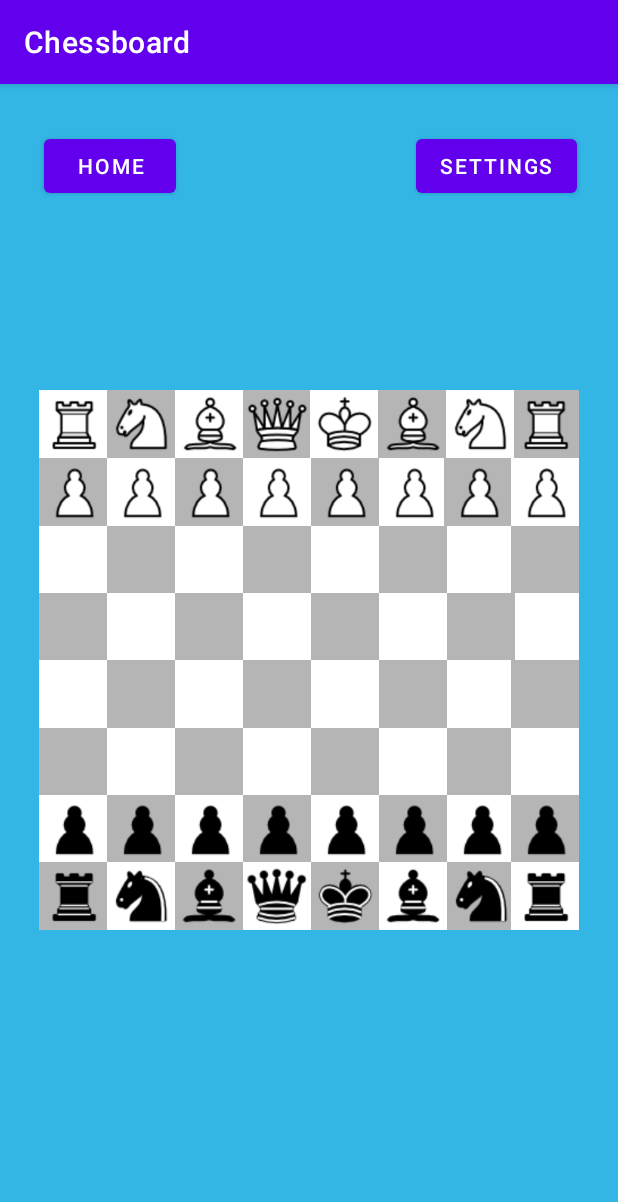
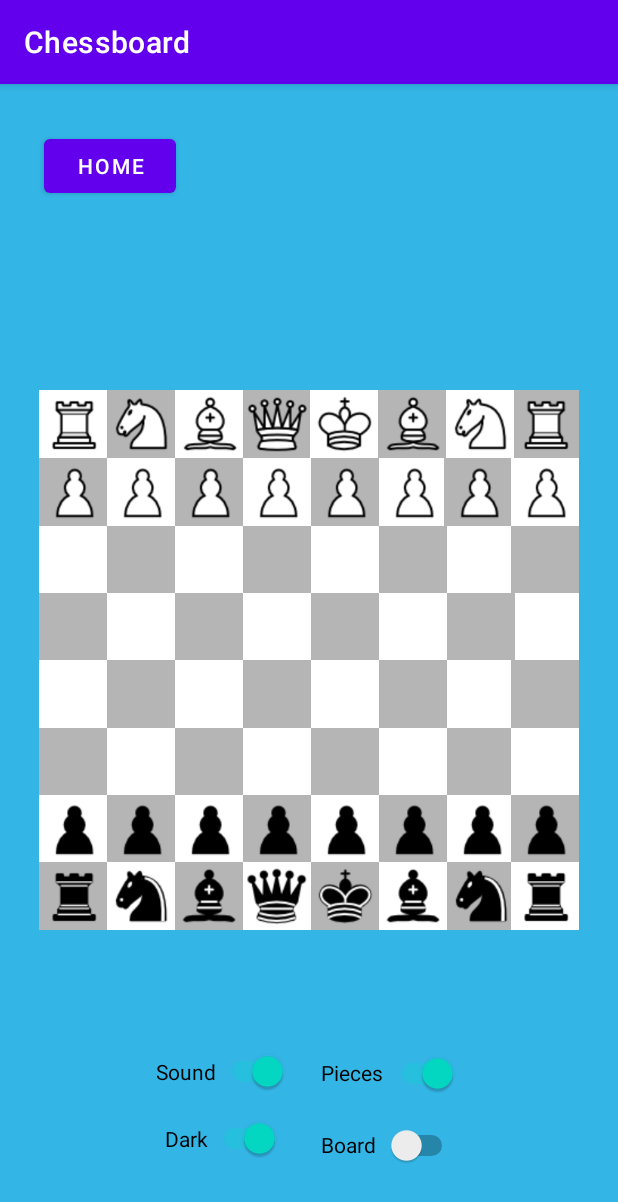
Before and after one commit to rogerfinnerty/Android-Chess-App, an Android app: the Chessboard screen opened directly, with no data from a screen before it, on a phone screen of 412 x 824 dp. Shown: the top 1202 px of the screen. Run offline under Robolectric (Android 15) with nearby library versions, the phone set to English and light mode, and no system bars.

Commit message:
fix aesthetics

```diff
--- a/app/src/main/java/com/example/group12project/ChessComponents/King.java
+++ b/app/src/main/java/com/example/group12project/ChessComponents/King.java
@@ -49,6 +49,8 @@ public class King extends Piece {
             return false;
         }
 
+        //pretend like king is not there, check if in checkmate?
+
         return !this.kingInCheck(board, end);
     }
 
@@ -84,21 +86,6 @@ public class King extends Piece {
         for(int i = 0; i < 8; i++){
             for(int j = 0; j < 8; j++){
                 if(chessboard[i][j] != null && (!Objects.equals(chessboard[i][j].get_player(), this.get_player())) && !Objects.equals(chessboard[i][j].get_type(), "K")) { // check if piece is null, then check if its color is same as king
-                    /*
-                    List<Coordinates> possibleMoves = chessboard[i][j].allPossibleMoves(chessboard, new Coordinates(i, j), king_square);
-                    //check moves for overlap with king square, if so, return true;
-                    for (Coordinates c : possibleMoves) {
-                        System.out.print("Possible move from piece: ");
-                        chessboard[i][j].print_piece();
-                        c.display_coord();
-                        if (c.equals(king_square)) {
-                            System.out.print("FOUND: ");
-                            c.display_coord();
-                            return true;
-                        }
-                    }
-
-                     */
                     if(chessboard[i][j].can_move(chessboard, new Coordinates(i, j), king_square)){
                         return true;
                     }
--- a/app/src/main/java/com/example/group12project/Chessboard.java
+++ b/app/src/main/java/com/example/group12project/Chessboard.java
@@ -1,19 +1,24 @@
 package com.example.group12project;
 
+import android.annotation.SuppressLint;
 import android.content.DialogInterface;
 import android.content.Intent;
 import android.content.SharedPreferences;
 import android.graphics.Color;
+import android.media.MediaPlayer;
 import android.os.Bundle;
 import android.os.Handler;
 import android.os.SystemClock;
+import android.text.Layout;
 import android.util.Log;
 import android.view.View;
 import android.widget.Button;
+import android.widget.Switch;
 import android.widget.TextView;
 
 import androidx.appcompat.app.AlertDialog;
 import androidx.appcompat.app.AppCompatActivity;
+import androidx.constraintlayout.widget.ConstraintLayout;
 
 import com.example.group12project.ChessComponents.AggroChessBot;
 import com.example.group12project.ChessComponents.Bishop;
@@ -27,6 +32,8 @@ import com.example.group12project.ChessComponents.Queen;
 import com.example.group12project.ChessComponents.RandomChessBot;
 import com.example.group12project.ChessComponents.Rook;
 
+import java.io.IOException;
+import java.util.ArrayList;
 import java.util.List;
 import java.util.Objects;
 
@@ -40,6 +47,8 @@ public class Chessboard extends AppCompatActivity implements View.OnClickListene
 
     boolean gameover = false;
     Coordinates whiteKingCoord;
+    boolean whiteThreatMap[][];
+    boolean blackThreatMap[][];
     Coordinates blackKingCoord;
     String WhiteName;
     String BlackName;
@@ -48,6 +57,12 @@ public class Chessboard extends AppCompatActivity implements View.OnClickListene
     boolean random = true;
 
     ChessBot bot;
+    MediaPlayer mp;
+    boolean sound;
+    boolean mode;
+
+    boolean piece_theme;
+    boolean board_theme;
 
     @Override
     protected void onCreate(Bundle savedInstanceState) {
@@ -56,6 +71,16 @@ public class Chessboard extends AppCompatActivity implements View.OnClickListene
 
         start_board(); // create blank board, add pieces in their starting positions
         set_tiles();   // fill out background_tiles to use for highlighting
+        blackThreatMap = getThreatMap("B");
+        whiteThreatMap = getThreatMap("W");
+
+        // sound effect
+        mp = MediaPlayer.create(getApplicationContext(), R.raw.move);
+        mp.setVolume(1F, 1F);
+        sound = true;
+        mode = true;
+        piece_theme = true;
+        board_theme = true;
 
         // need to set WhiteName and BlackName before game starts
         Bundle extras = getIntent().getExtras();
@@ -98,14 +123,44 @@ public class Chessboard extends AppCompatActivity implements View.OnClickListene
             player_move(move.get(1), move.get(0));
         }
 
+        ConstraintLayout back = (ConstraintLayout) findViewById(R.id.layout_chess);
+
         Button homebtn = (Button) findViewById(R.id.home_btn);
         homebtn.setOnClickListener(v -> {
             Intent home = new Intent(this, MainActivity.class);
             startActivity(home);
         });
 
-        Button settingbtn = (Button) findViewById(R.id.settings_btn);
-        settingbtn.setOnClickListener(v -> {
+        @SuppressLint("UseSwitchCompatOrMaterialCode") Switch sound_btn = (Switch) findViewById(R.id.sound_btn);
+        sound_btn.setChecked(true); // intially on
+        sound_btn.setOnClickListener(v -> {
+            sound = sound_btn.isChecked();
+        });
+
+        @SuppressLint("UseSwitchCompatOrMaterialCode") Switch mode_btn = (Switch) findViewById(R.id.mode_btn);
+        mode_btn.setChecked(true);
+        mode_btn.setOnClickListener(v -> {
+            mode = !mode;
+            if(mode){   // initially on light blue
+                back.setBackgroundColor(0xFF33B5E5);
+                sound_btn.setTextColor(Color.DKGRAY);
+                mode_btn.setTextColor(Color.DKGRAY);
+                nv1.setTextColor(Color.DKGRAY);
+                nv2.setTextColor(Color.DKGRAY);
+            }
+            else{       // change to navy blue
+                back.setBackgroundColor(0xFF00008B);
+                sound_btn.setTextColor(Color.WHITE);
+                mode_btn.setTextColor(Color.WHITE);
+                nv1.setTextColor(Color.WHITE);
+                nv2.setTextColor(Color.WHITE);
+            }
+        });
+
+        Switch piece_btn = (Switch) findViewById(R.id.piece_btn);
+        piece_btn.setChecked(true);
+        piece_btn.setOnClickListener(v -> {
+            piece_theme = !piece_theme;
         });
     }
 
@@ -409,6 +464,9 @@ public class Chessboard extends AppCompatActivity implements View.OnClickListene
         final Runnable r = new Runnable() {
             public void run() {
                 update_piece(null, lag[0]);
+                if(sound){
+                    mp.start();
+                }
                 if(curr[0] == COUNT){
                     update_piece(finalP, end);
 
@@ -732,36 +790,32 @@ public class Chessboard extends AppCompatActivity implements View.OnClickListene
             return true;
         }
 
+
         King kingPiece = (King) chessboard[king.X()][king.Y()];
+        if(kingPiece == null){
+            throw new IllegalArgumentException();
+        }
+        // find threatmap
+        boolean[][] threat = (Objects.equals(kingPiece.get_player(), "W")) ? getThreatMap("B") : getThreatMap("W");
         Coordinates checker = kingPiece.checkByWho(chessboard, king);
         if(checker == null){ // check if King is in check
-            return false;
+            return false;   // not in check
         }
 
-        // check if king can move, and if so, will moves by stopped by checker
-        Piece[][] copyC = new Piece[8][8];
-        for(int i = 0; i< chessboard.length; i++){
-            System.arraycopy(chessboard[i], 0, copyC[i], 0, chessboard[i].length);
-        }
-        copyC[king.X()][king.Y()] = null;
-        List<Coordinates> checkerMoves = chessboard[checker.X()][checker.Y()].allPossibleMoves(copyC, checker);
-        int all_diff = 0;
+        //can king move? can king move to a spot not in check?
         List<Coordinates> kingMoves = kingPiece.allPossibleMoves(chessboard, king);
+        List<Coordinates> kingMoves_pos = new ArrayList<>();
         if(!kingMoves.isEmpty()){
             for(Coordinates c : kingMoves){
-                for(Coordinates d : checkerMoves){
-                    d.display_coord();
-                    if(c.equals(d)){
-                        all_diff++;
-                    }
+                if(!threat[c.X()][c.Y()]){
+                    return true;
                 }
-            }
-            if(all_diff != kingMoves.size()){
-                return false;
             }
         }
 
+
         // check for possible obstructions to counter check
+
         List<Coordinates> between = Coordinates.places_between(king, checker);   // find possible obstruction spots
         for(int i = 0; i < 8; i++){
             for(int j = 0; j < 8; j++){
@@ -798,9 +852,6 @@ public class Chessboard extends AppCompatActivity implements View.OnClickListene
             pref.getInt(winner, curr);
             curr++;
             editor.putInt(winner, curr);
-        }
-        else{
-
         }
 
         // Send the winner and losers to the leaderboard
@@ -1040,4 +1091,19 @@ public class Chessboard extends AppCompatActivity implements View.OnClickListene
     */
 
 
+    public boolean[][] getThreatMap(String p){
+        boolean[][] map = new boolean[8][8];
+        for(int i = 0; i < 8; i++){
+            for(int j = 0; j < 8; j++){
+                if(chessboard[i][j] != null && Objects.equals(chessboard[i][j].get_player(), p)){
+                    for(Coordinates c : chessboard[i][j].allPossibleMoves(chessboard, new Coordinates(i,j))){
+                        map[c.X()][c.Y()] = true;
+                    }
+                }
+            }
+        }
+
+        return map;
+    }
+
 }
--- a/app/src/main/res/layout/activity_chessboard.xml
+++ b/app/src/main/res/layout/activity_chessboard.xml
@@ -2,6 +2,7 @@
 <androidx.constraintlayout.widget.ConstraintLayout xmlns:android="http://schemas.android.com/apk/res/android"
     xmlns:app="http://schemas.android.com/apk/res-auto"
     xmlns:tools="http://schemas.android.com/tools"
+    android:id="@+id/layout_chess"
     android:layout_width="match_parent"
     android:layout_height="match_parent"
     android:background="@android:color/holo_blue_light"
@@ -46,8 +47,7 @@
             app:layout_constraintHorizontal_bias="0.0"
             app:layout_constraintStart_toEndOf="@+id/r24"
             app:layout_constraintTop_toBottomOf="@+id/r13"
-            app:layout_constraintVertical_bias="0.0"
-            />
+            app:layout_constraintVertical_bias="0.0" />
 
         <TextView
             android:id="@+id/i25"
@@ -60,8 +60,7 @@
             app:layout_constraintHorizontal_bias="0.0"
             app:layout_constraintStart_toEndOf="@+id/r24"
             app:layout_constraintTop_toBottomOf="@+id/r13"
-            app:layout_constraintVertical_bias="0.0"
-            />
+            app:layout_constraintVertical_bias="0.0" />
 
         <TextView
             android:id="@+id/r35"
@@ -1777,19 +1776,6 @@
         app:layout_constraintBottom_toTopOf="@+id/constraintLayout"
         app:layout_constraintEnd_toEndOf="parent"
         app:layout_constraintHorizontal_bias="0.091"
-        app:layout_constraintStart_toStartOf="parent"
-        app:layout_constraintTop_toTopOf="parent"
-        app:layout_constraintVertical_bias="0.195" />
-
-    <Button
-        android:id="@+id/settings_btn"
-        android:layout_width="wrap_content"
-        android:layout_height="wrap_content"
-        android:onClick="onClick"
-        android:text="SETTINGS"
-        app:layout_constraintBottom_toTopOf="@+id/constraintLayout"
-        app:layout_constraintEnd_toEndOf="parent"
-        app:layout_constraintHorizontal_bias="0.91"
         app:layout_constraintStart_toStartOf="parent"
         app:layout_constraintTop_toTopOf="parent"
         app:layout_constraintVertical_bias="0.195" />
@@ -1810,4 +1796,52 @@
         app:layout_constraintTop_toBottomOf="@+id/constraintLayout"
         app:layout_constraintVertical_bias="0.148" />
 
+    <Switch
+        android:id="@+id/sound_btn"
+        android:layout_width="wrap_content"
+        android:layout_height="wrap_content"
+        android:text="Sound"
+        app:layout_constraintBottom_toBottomOf="parent"
+        app:layout_constraintEnd_toEndOf="parent"
+        app:layout_constraintHorizontal_bias="0.32"
+        app:layout_constraintStart_toStartOf="parent"
+        app:layout_constraintTop_toBottomOf="@+id/player1_banner"
+        app:layout_constraintVertical_bias="0.118" />
+
+    <Switch
+        android:id="@+id/mode_btn"
+        android:layout_width="wrap_content"
+        android:layout_height="wrap_content"
+        android:text="Dark"
+        app:layout_constraintBottom_toBottomOf="parent"
+        app:layout_constraintEnd_toEndOf="parent"
+        app:layout_constraintHorizontal_bias="0.328"
+        app:layout_constraintStart_toStartOf="parent"
+        app:layout_constraintTop_toBottomOf="@+id/sound_btn"
+        app:layout_constraintVertical_bias="0.254" />
+
+    <Switch
+        android:id="@+id/piece_btn"
+        android:layout_width="91dp"
+        android:layout_height="29dp"
+        android:text="Pieces"
+        app:layout_constraintBottom_toBottomOf="parent"
+        app:layout_constraintEnd_toEndOf="parent"
+        app:layout_constraintHorizontal_bias="0.169"
+        app:layout_constraintStart_toEndOf="@+id/sound_btn"
+        app:layout_constraintTop_toBottomOf="@+id/player1_banner"
+        app:layout_constraintVertical_bias="0.12" />
+
+    <Switch
+        android:id="@+id/board_btn"
+        android:layout_width="91dp"
+        android:layout_height="29dp"
+        android:text="Board"
+        app:layout_constraintBottom_toBottomOf="parent"
+        app:layout_constraintEnd_toEndOf="parent"
+        app:layout_constraintHorizontal_bias="0.169"
+        app:layout_constraintStart_toEndOf="@+id/sound_btn"
+        app:layout_constraintTop_toBottomOf="@+id/player1_banner"
+        app:layout_constraintVertical_bias="0.571" />
+
 </androidx.constraintlayout.widget.ConstraintLayout>
--- a/app/src/main/res/values/strings.xml
+++ b/app/src/main/res/values/strings.xml
@@ -34,4 +34,5 @@
     <string name="load_game">Load Game</string>
     <string name="leaderboard">Leaderboard</string>
     <string name="title_activity_leaderboard">Leaderboard</string>
+    <string name="new_game_vs_bot">New Game vs Bot</string>
 </resources>
```
Also changed, not shown: app/src/main/res/layout/activity_main.xml (+15 -2 lines), app/src/main/java/com/example/group12project/ChessComponents/Piece.java (line endings or trailing spaces), 1 other file.
